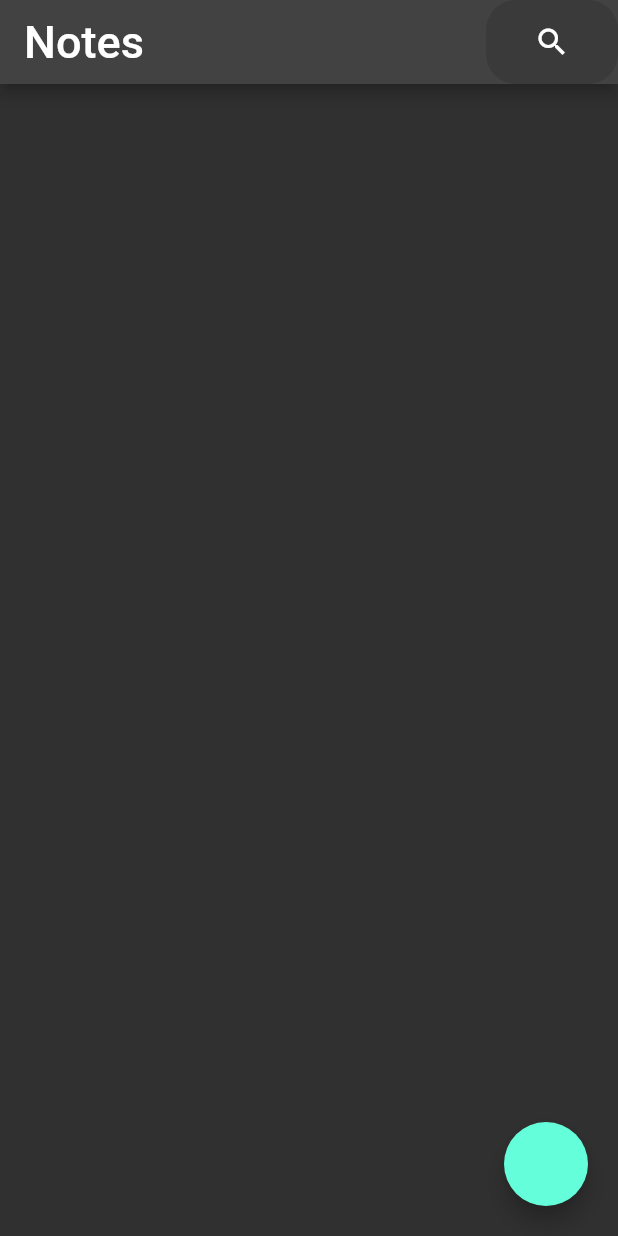
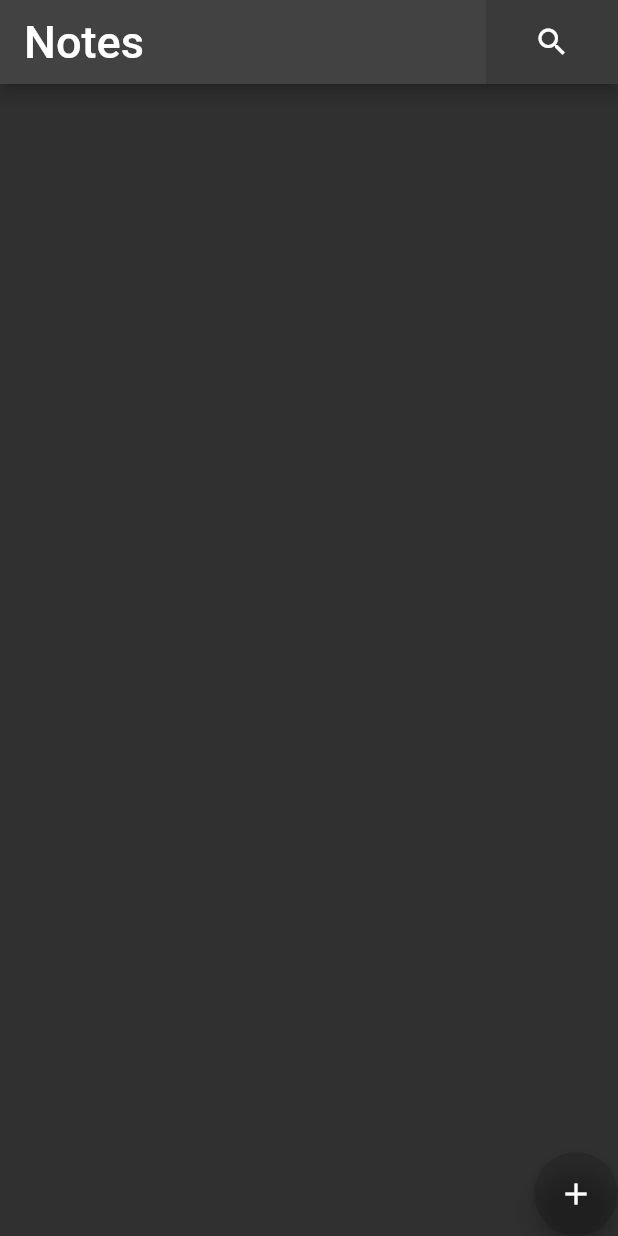
Before and after one commit to abderrahim17/noteApp, a Flutter app: the screen it shows after launch, on a phone screen of 412 x 824 dp. Run offline on Flutter 3.47's test engine with Material 2 defaults, Android fonts, the phone set to English and light mode, and no system bars; our stand-ins replace bloc, flutter_bloc.

Commit message:
going with the flow

```diff
--- a/lib/Screens/home_page.dart
+++ b/lib/Screens/home_page.dart
@@ -8,12 +8,10 @@ import '../widgets/custom_note_item.dart';
 
 class HomePage extends StatelessWidget {
   static String id = 'HomePage';
-  int indx = 0;
+var NoteList =[];
 
   @override
   Widget build(BuildContext context) {
-    double width = MediaQuery.of(context).size.width;
-
     return Scaffold(
       appBar: AppBar(
         title: Text(
@@ -31,39 +29,39 @@ class HomePage extends StatelessWidget {
           //       clr1: Colors.white,
           //       clr2: Colors.white38)),
           // ),
+
           Container(
             decoration: BoxDecoration(
-                borderRadius: BorderRadius.circular(20), color: Colors.black12),
+                borderRadius: BorderRadius.circular(0), color: Colors.black12),
             child: Padding(
               padding: const EdgeInsets.only(left: 20, right: 20.0),
               child: IconButton(onPressed: () {}, icon: Icon(Icons.search)),
+
             ),
           )
         ],
       ),
-      body: Stack(alignment: AlignmentDirectional.bottomEnd, children: [
-        BlocBuilder<HomeCubit,HomeState>(
-          builder:(context , state){ return ListView.builder(
-              itemCount: indx,
+      body: BlocBuilder<HomeCubit, HomeState>(builder: (context, state) {
+        return Stack(alignment: AlignmentDirectional.bottomEnd,
+            children: [
+          ListView.builder(
+              itemCount:BlocProvider.of<HomeCubit>(context).index,
               itemBuilder: (context, index) {
-                return CustomNoteItem(
-                  i: indx,
+                return  CustomNoteItem(
+                  i: BlocProvider.of<HomeCubit>(context).indx,
                   title: 'njn',
                   text: 'k,kr',
                   date: '22/04/2020',
                 );
-              });}
 
-        ),
-        Padding(
-          padding: const EdgeInsets.all(20.0),
-          child: FloatingActionButton(onPressed: () {
-            indx = indx + 1;
-            print(indx);
+              }
+              ),
+          BlocProvider.of<HomeCubit>(context).add_button(),
 
-          }),
-        )
-      ]),
+        ]);
+      }),
     );
   }
+
+
 }
--- a/lib/cubits/home_page_cubit/home_cubit.dart
+++ b/lib/cubits/home_page_cubit/home_cubit.dart
@@ -1,8 +1,35 @@
 import 'package:bloc/bloc.dart';
+import 'package:flutter/cupertino.dart';
+import 'package:flutter/material.dart';
 import 'package:meta/meta.dart';
 
 part 'home_state.dart';
 
 class HomeCubit extends Cubit<HomeState> {
   HomeCubit() : super(HomeInitial());
+int indx =0 ;
+int index=0;
+List list=[];
+   add_button() {
+    return
+       FloatingActionButton(
+      backgroundColor: Colors.black12,
+          onPressed: () {
+        indx = indx + 1;
+        index = index + 1;
+        print(indx);
+        print(index);
+        if(indx>=6){indx=0;}
+        list.add('5');
+        emit(HomeAdding());
+      //  list.add(value)
+      },
+      child: const Icon(Icons.add,color: Colors.white,));
+
+
+  }
+
+
+
+
 }
--- a/pubspec.yaml
+++ b/pubspec.yaml
@@ -28,7 +28,9 @@ environment:
 # the latest version available on pub.dev. To see which dependencies have newer
 # versions available, run `flutter pub outdated`.
 dependencies:
+  modal_bottom_sheet: ^2.1.2
   flutter_bloc: ^8.1.2
+
   flutter:
     sdk: flutter
 
```
Also changed, not shown: lib/widgets/custom_note_item.dart (+19 -3 lines), pubspec.lock.
